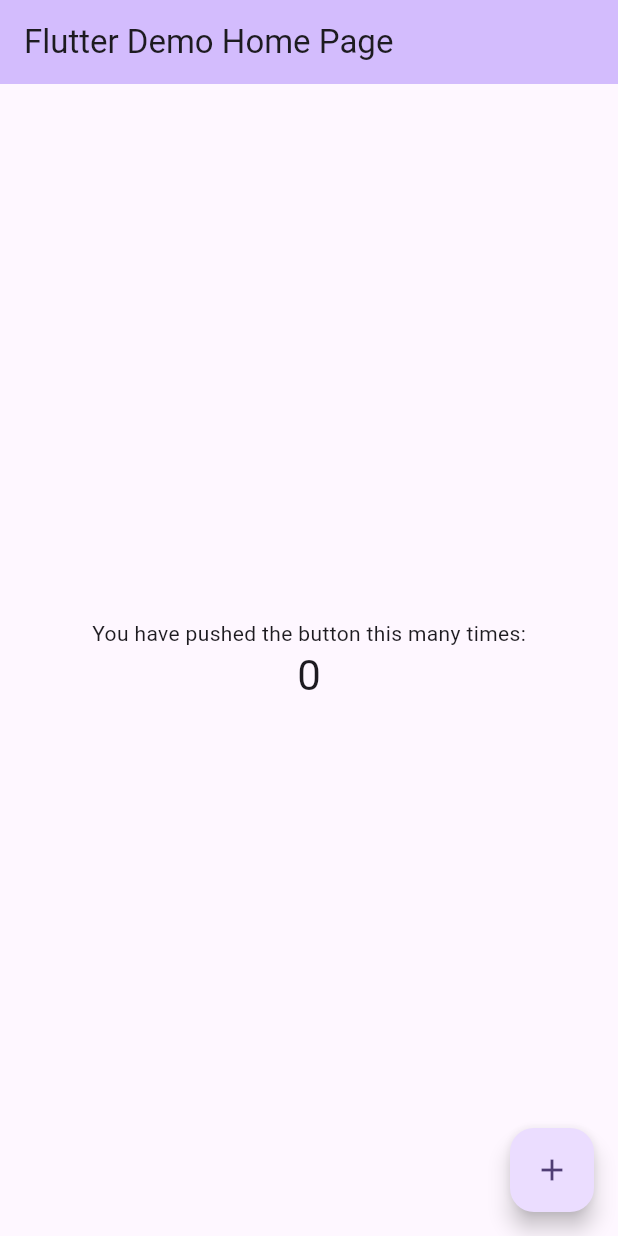
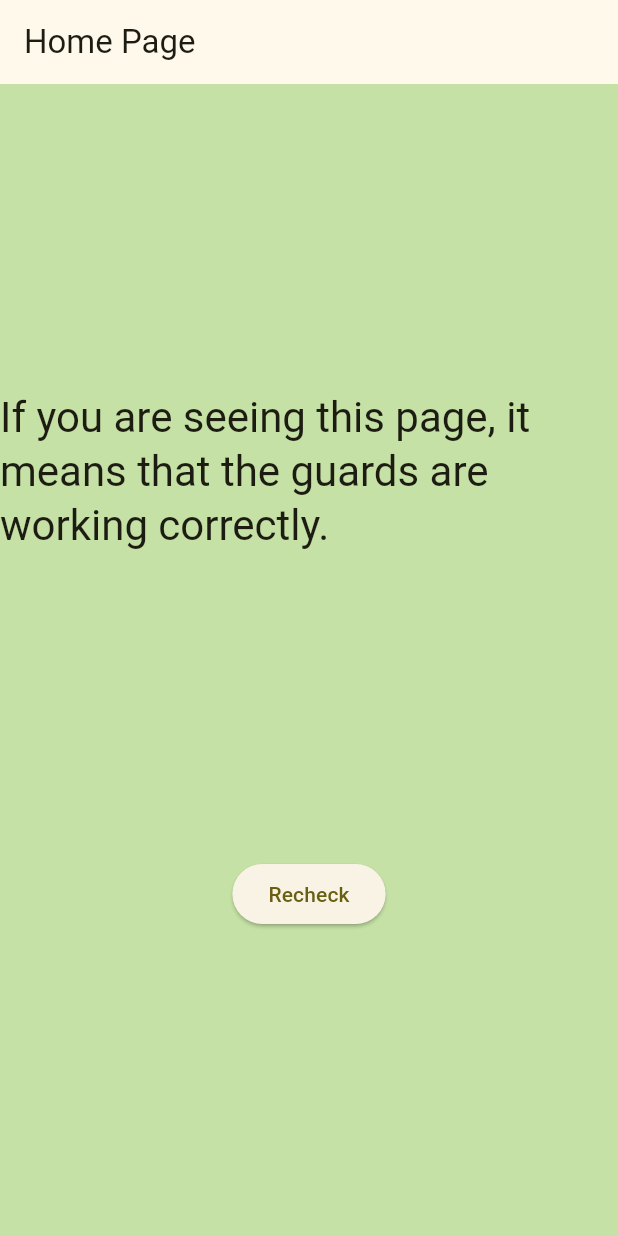
Before and after one commit to Rodsevich/guards, a Flutter app: the screen it shows after launch, on a phone screen of 412 x 824 dp. Run offline on Flutter 3.47's test engine with Material 3 defaults, Android fonts, the phone set to English and light mode, and no system bars; our stand-ins replace auto_route, bloc, equatable, flutter_bloc, geolocator, permission_handler and 1 more.

Commit message:
Working con Android

```diff
--- /dev/null
+++ b/example/minimal/lib/app/app.dart
@@ -0,0 +1,41 @@
+import 'package:auto_route/auto_route.dart';
+import 'package:flutter/material.dart';
+import 'package:minimal/app/router/router.dart';
+import 'package:minimal/main.dart';
+
+class GuardsMinimalExampleApp extends StatelessWidget {
+  const GuardsMinimalExampleApp({super.key});
+
+  // This widget is the root of your application.
+  @override
+  Widget build(BuildContext context) {
+    final appRouter = AppRouter(minimalExampleGuards);
+
+    return MaterialApp.router(
+      title: 'Sorpo',
+      routerConfig: appRouter.config(
+        reevaluateListenable: ReevaluateListenable.stream(
+          minimalExampleGuards.guardListenableStream,
+        ),
+      ),
+      theme: ThemeData(
+        // This is the theme of your application.
+        //
+        // TRY THIS: Try running your application with "flutter run". You'll see
+        // the application has a purple toolbar. Then, without quitting the app,
+        // try changing the seedColor in the colorScheme below to Colors.green
+        // and then invoke "hot reload" (save your changes or press the "hot
+        // reload" button in a Flutter-supported IDE, or press "r" if you used
+        // the command line to start the app).
+        //
+        // Notice that the counter didn't reset back to zero; the application
+        // state is not lost during the reload. To reset the state, use hot
+        // restart instead.
+        //
+        // This works for code too, not just values: Most code changes can be
+        // tested with just a hot reload.
+        colorScheme: ColorScheme.fromSeed(seedColor: Colors.yellow),
+      ),
+    );
+  }
+}
--- /dev/null
+++ b/example/minimal/lib/app/router/router.dart
@@ -0,0 +1,31 @@
+import 'package:auto_route/auto_route.dart';
+import 'package:guards/auto_route.dart';
+import 'package:minimal/app/router/router.gr.dart';
+import 'package:minimal/core/guards/base.dart';
+
+@AutoRouterConfig()
+class AppRouter extends RootStackRouter {
+  AppRouter(this.exampleGuards);
+
+  final MinimalExampleGuards exampleGuards;
+
+  @override
+  List<AutoRoute> get routes => [
+    AutoRoute(
+      page: RouteHome.page,
+      initial: true,
+      path: '/',
+      guards: [
+        exampleGuards.gpsActive.toAutoRouteGuard(
+          (GuardCallback gc) => RouteGpsNotActiveGuard(),
+        ),
+        exampleGuards.geolocationPermission.toAutoRouteGuard(
+          (GuardCallback gc) => RouteGeolocationPermissionGuard(),
+        ),
+      ],
+    ),
+    //Guards
+    AutoRoute(page: RouteGeolocationPermissionGuard.page),
+    AutoRoute(page: RouteGpsNotActiveGuard.page),
+  ];
+}
--- /dev/null
+++ b/example/minimal/lib/core/guards/base.dart
@@ -0,0 +1,21 @@
+import 'package:guards/guards.dart';
+import 'package:minimal/core/guards/geolocation_permission_guard.dart';
+import 'package:minimal/core/guards/gps_active_guard.dart';
+
+abstract base class MinimalExampleGuardBase extends GuardBase {
+  MinimalExampleGuardBase() : super(persistenceDelegate: null);
+}
+
+class MinimalExampleGuards extends Guards {
+  MinimalExampleGuards({required this.gpsActive})
+    : super(persistenceDelegate: null, initialGuards: [gpsActive]);
+
+  // define the guards you want to use in your app like this as much as
+  // possible for simplicity and ease of use
+  final GuardGpsActive gpsActive;
+
+  // if for some reason you want to have a guard that can't be initialized
+  // at the start of the app, you can use this technique instead
+  GuardGeolocationPermission get geolocationPermission =>
+      getGuardByGuardIdentifier('geolocation_permission');
+}
--- a/example/minimal/lib/main.dart
+++ b/example/minimal/lib/main.dart
@@ -1,122 +1,19 @@
 import 'package:flutter/material.dart';
+import 'package:minimal/app/app.dart';
+import 'package:minimal/core/guards/base.dart';
+import 'package:minimal/core/guards/geolocation_permission_guard.dart';
+import 'package:minimal/core/guards/gps_active_guard.dart';
 
-void main() {
-  runApp(const MyApp());
+late final MinimalExampleGuards minimalExampleGuards;
+Future<void> main() async {
+  WidgetsFlutterBinding.ensureInitialized();
+  minimalExampleGuards = MinimalExampleGuards(gpsActive: GuardGpsActive());
+
+  await minimalExampleGuards.init();
+
+  // if some of your guards require complex initialization or aren't
+  // necessary for every user or workflow; don't delay the
+  // app startup, just add them later when ready like this:
+  minimalExampleGuards.addGuard(GuardGeolocationPermission());
+  runApp(const GuardsMinimalExampleApp());
 }
-
-class MyApp extends StatelessWidget {
-  const MyApp({super.key});
-
-  // This widget is the root of your application.
-  @override
-  Widget build(BuildContext context) {
-    return MaterialApp(
-      title: 'Flutter Demo',
-      theme: ThemeData(
-        // This is the theme of your application.
-        //
-        // TRY THIS: Try running your application with "flutter run". You'll see
-        // the application has a purple toolbar. Then, without quitting the app,
-        // try changing the seedColor in the colorScheme below to Colors.green
-        // and then invoke "hot reload" (save your changes or press the "hot
-        // reload" button in a Flutter-supported IDE, or press "r" if you used
-        // the command line to start the app).
-        //
-        // Notice that the counter didn't reset back to zero; the application
-        // state is not lost during the reload. To reset the state, use hot
-        // restart instead.
-        //
-        // This works for code too, not just values: Most code changes can be
-        // tested with just a hot reload.
-        colorScheme: ColorScheme.fromSeed(seedColor: Colors.deepPurple),
-      ),
-      home: const MyHomePage(title: 'Flutter Demo Home Page'),
-    );
-  }
-}
-
-class MyHomePage extends StatefulWidget {
-  const MyHomePage({super.key, required this.title});
-
-  // This widget is the home page of your application. It is stateful, meaning
-  // that it has a State object (defined below) that contains fields that affect
-  // how it looks.
-
-  // This class is the configuration for the state. It holds the values (in this
-  // case the title) provided by the parent (in this case the App widget) and
-  // used by the build method of the State. Fields in a Widget subclass are
-  // always marked "final".
-
-  final String title;
-
-  @override
-  State<MyHomePage> createState() => _MyHomePageState();
-}
-
-class _MyHomePageState extends State<MyHomePage> {
-  int _counter = 0;
-
-  void _incrementCounter() {
-    setState(() {
-      // This call to setState tells the Flutter framework that something has
-      // changed in this State, which causes it to rerun the build method below
-      // so that the display can reflect the updated values. If we changed
-      // _counter without calling setState(), then the build method would not be
-      // called again, and so nothing would appear to happen.
-      _counter++;
-    });
-  }
-
-  @override
-  Widget build(BuildContext context) {
-    // This method is rerun every time setState is called, for instance as done
-    // by the _incrementCounter method above.
-    //
-    // The Flutter framework has been optimized to make rerunning build methods
-    // fast, so that you can just rebuild anything that needs updating rather
-    // than having to individually change instances of widgets.
-    return Scaffold(
-      appBar: AppBar(
-        // TRY THIS: Try changing the color here to a specific color (to
-        // Colors.amber, perhaps?) and trigger a hot reload to see the AppBar
-        // change color while the other colors stay the same.
-        backgroundColor: Theme.of(context).colorScheme.inversePrimary,
-        // Here we take the value from the MyHomePage object that was created by
-        // the App.build method, and use it to set our appbar title.
-        title: Text(widget.title),
-      ),
-      body: Center(
-        // Center is a layout widget. It takes a single child and positions it
-        // in the middle of the parent.
-        child: Column(
-          // Column is also a layout widget. It takes a list of children and
-          // arranges them vertically. By default, it sizes itself to fit its
-          // children horizontally, and tries to be as tall as its parent.
-          //
-          // Column has various properties to control how it sizes itself and
-          // how it positions its children. Here we use mainAxisAlignment to
-          // center the children vertically; the main axis here is the vertical
-          // axis because Columns are vertical (the cross axis would be
-          // horizontal).
-          //
-          // TRY THIS: Invoke "debug painting" (choose the "Toggle Debug Paint"
-          // action in the IDE, or press "p" in the console), to see the
-          // wireframe for each widget.
-          mainAxisAlignment: MainAxisAlignment.center,
-          children: <Widget>[
-            const Text('You have pushed the button this many times:'),
-            Text(
-              '$_counter',
-              style: Theme.of(context).textTheme.headlineMedium,
-            ),
-          ],
-        ),
-      ),
-      floatingActionButton: FloatingActionButton(
-        onPressed: _incrementCounter,
-        tooltip: 'Increment',
-        child: const Icon(Icons.add),
-      ), // This trailing comma makes auto-formatting nicer for build methods.
-    );
-  }
-}
--- /dev/null
+++ b/example/minimal/lib/pages/home_page.dart
@@ -0,0 +1,36 @@
+import 'package:flutter/material.dart';
+import 'package:auto_route/auto_route.dart';
+
+@RoutePage()
+class PageHome extends StatelessWidget {
+  const PageHome({super.key});
+
+  @override
+  Widget build(BuildContext context) {
+    return Scaffold(
+      appBar: AppBar(
+        title: const Text('Home Page'),
+        automaticallyImplyLeading: false,
+      ),
+      backgroundColor: Colors.lightGreen[200],
+      body: Column(
+        mainAxisAlignment: MainAxisAlignment.spaceEvenly,
+        crossAxisAlignment: CrossAxisAlignment.center,
+        children: <Widget>[
+          Text(
+            'If you are seeing this page, it means that '
+            'the guards are working correctly.',
+            style: Theme.of(context).textTheme.headlineMedium,
+          ),
+          // The counter value is displayed here.
+          ElevatedButton(
+            onPressed: () {
+              context.router.reevaluateGuards();
+            },
+            child: Text('Recheck'),
+          ),
+        ],
+      ),
+    );
+  }
+}
```
Also changed, not shown: example/minimal/lib/core/guards/geolocation_permission_guard.dart (added, +26 -0 lines), example/minimal/lib/core/guards/gps_active_guard.dart (added, +22 -0 lines), example/minimal/lib/pages/geolocation_permission_guard_page.dart (added, +71 -0 lines), example/minimal/lib/pages/no_gps_guard_page.dart (added, +48 -0 lines), lib/src/core/guard_base.dart (+6 -4 lines), lib/src/core/guards.dart (+5 -12 lines), example/minimal/lib/app/router/router.gr.dart (added), 22 other files.
